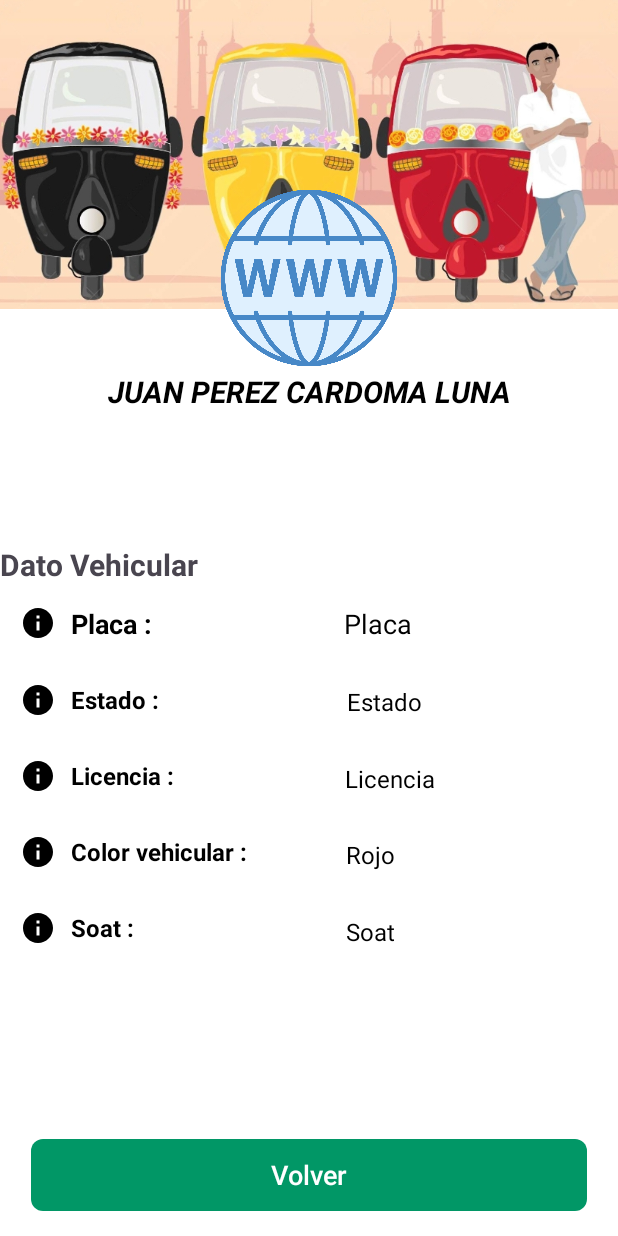
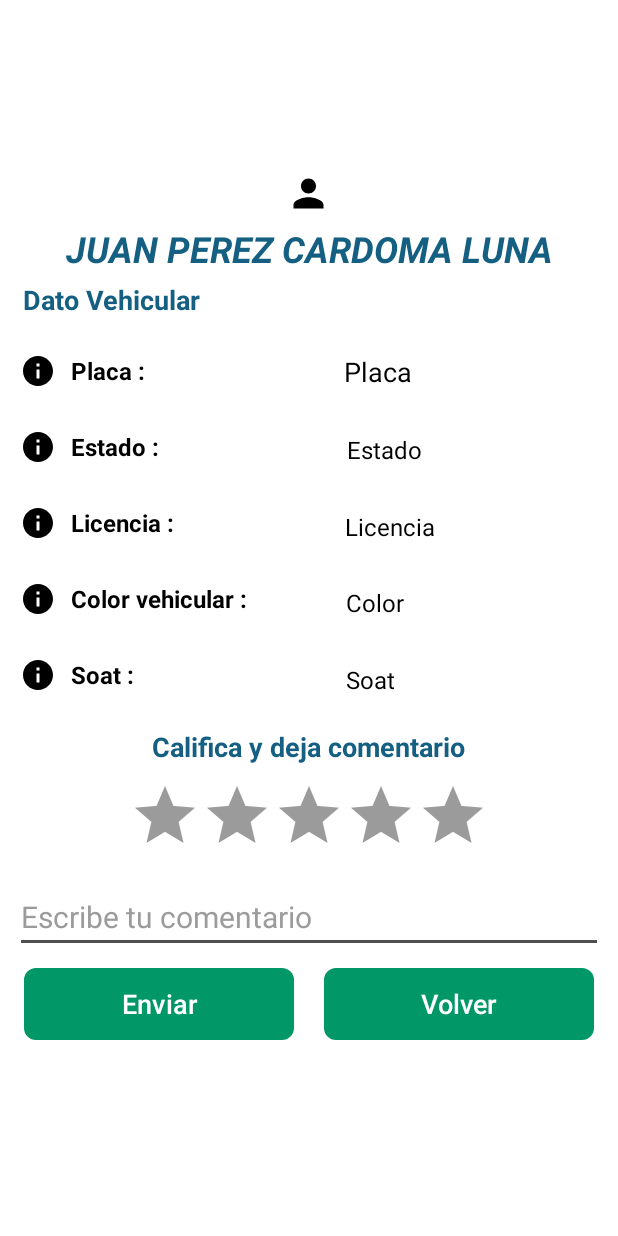
Before and after one commit to JoelVc09/AppControlMoto, an Android app: the InformacionConductor screen opened directly, with no data from a screen before it, on a phone screen of 412 x 824 dp. Run offline under Robolectric (Android 15) with nearby library versions, the phone set to English and light mode, and no system bars; our stand-ins replace Firebase (no records; nobody signed in at launch, a user with empty details on screens opened directly), Picasso; pictures from the network do not load.

Commit message:
Se configuro el envío de puntuación y comentario

```diff
--- a/app/src/main/res/drawable/qr_code_scanner_24.xml
+++ b/app/src/main/res/drawable/qr_code_scanner_24.xml
@@ -1,6 +1,6 @@
 <vector xmlns:android="http://schemas.android.com/apk/res/android"
     android:height="45dp"
-    android:tint="#000000"
+    android:tint="@color/title"
     android:viewportHeight="24"
     android:viewportWidth="24"
     android:width="45dp">
--- a/app/src/main/res/layout/activity_informacion_conductor.xml
+++ b/app/src/main/res/layout/activity_informacion_conductor.xml
@@ -9,39 +9,57 @@
     tools:context=".InformacionConductor">
 
 
+    <LinearLayout
+        android:layout_width="match_parent"
+        android:layout_height="wrap_content"
+        android:foregroundGravity="center"
+        android:gravity="center_vertical"
+        android:orientation="vertical"
+        app:layout_constraintBottom_toTopOf="@+id/guideline13"
+        app:layout_constraintEnd_toEndOf="parent"
+        app:layout_constraintStart_toStartOf="parent"
+        app:layout_constraintTop_toTopOf="parent">
+
         <ImageView
-        android:id="@+id/imageView6"
-        android:layout_width="0dp"
-        android:layout_height="0dp"
-        android:scaleType="centerCrop"
-        app:layout_constraintBottom_toTopOf="@+id/guideline9"
+            android:id="@+id/fotoconduct"
+            android:layout_width="wrap_content"
+            android:layout_height="wrap_content"
+            android:layout_gravity="center"
             app:layout_constraintEnd_toEndOf="parent"
-        app:layout_constraintHorizontal_bias="1.0"
             app:layout_constraintStart_toStartOf="parent"
             app:layout_constraintTop_toTopOf="parent"
-        app:srcCompat="@drawable/fondoinformacionconduc" />
+            app:srcCompat="@drawable/baseline_nombre" />
 
         <TextView
             android:id="@+id/txtName"
+            android:layout_width="match_parent"
+            android:layout_height="wrap_content"
+            android:layout_marginTop="5dp"
+            android:layout_marginBottom="5dp"
+            android:gravity="center"
+            android:text="JUAN PEREZ CARDOMA LUNA"
+            android:textColor="@color/title"
+            android:textSize="24sp"
+            android:textStyle="bold|italic" />
+
+        <TextView
+            android:id="@+id/textView"
             android:layout_width="wrap_content"
             android:layout_height="wrap_content"
-        android:text="JUAN PEREZ CARDOMA LUNA"
-        android:textColor="@color/black"
-        android:textSize="20sp"
-        android:textStyle="bold|italic"
-        app:layout_constraintEnd_toEndOf="parent"
-        app:layout_constraintStart_toStartOf="parent"
-        app:layout_constraintTop_toTopOf="@+id/guideline14" />
+            android:layout_marginBottom="10dp"
+            android:layout_marginStart="15dp"
+            android:text="Dato Vehicular "
+            android:textColor="@color/title"
+            android:textSize="18dp"
+            android:textStyle="bold" />
+
 
         <LinearLayout
             android:id="@+id/linearLayout2"
             android:layout_width="match_parent"
             android:layout_height="wrap_content"
-        android:orientation="horizontal"
-        app:layout_constraintBottom_toTopOf="@+id/btnregresarcoduct"
-        app:layout_constraintEnd_toEndOf="parent"
-        app:layout_constraintStart_toStartOf="parent"
-        app:layout_constraintTop_toBottomOf="@+id/txtName">
+            android:layout_marginBottom="10dp"
+            android:orientation="horizontal">
 
             <LinearLayout
                 android:layout_width="216dp"
@@ -60,7 +78,7 @@
                     android:padding="8dp"
                     android:text="Placa :"
                     android:textColor="@color/black"
-                android:textSize="18sp"
+                    android:textSize="16sp"
                     android:textStyle="bold" />
 
                 <!-- Dirección -->
@@ -177,7 +195,7 @@
                     android:drawablePadding="10dp"
                     android:gravity="center_vertical"
                     android:padding="9dp"
-                android:text="Rojo"
+                    android:text="Color"
                     android:textColor="@color/black"
                     android:textSize="16sp" />
 
@@ -199,38 +217,82 @@
 
         </LinearLayout>
 
-    <androidx.constraintlayout.widget.Guideline
-        android:id="@+id/guideline9"
+        <TextView
+            android:id="@+id/textView3"
             android:layout_width="wrap_content"
             android:layout_height="wrap_content"
-        android:orientation="horizontal"
-        app:layout_constraintGuide_percent="0.25" />
+            android:textColor="@color/title"
+            android:layout_gravity="center"
+            android:layout_marginBottom="10dp"
+            android:text="Califica y deja comentario"
+            android:textSize="18dp"
+            android:textStyle="bold" />
+
+        <RatingBar
+            android:id="@+id/ratingBar"
+            android:layout_width="wrap_content"
+            android:layout_height="wrap_content"
+            android:layout_marginBottom="10dp"
+            android:layout_gravity="center"
+            android:progressBackgroundTint="@color/hint"
+            android:progressTint="@color/yellow"
+            android:numStars="5"
+            android:rating="0" />
+
+        <EditText
+            android:id="@+id/et_comentario"
+            android:layout_width="match_parent"
+            android:layout_height="wrap_content"
+            android:hint="Escribe tu comentario"
+            android:textColorHint="@color/hint"
+            android:layout_marginBottom="10dp"
+            android:layout_marginStart="10dp"
+            android:layout_marginEnd="10dp"
+            android:textColor="@color/black"
+            android:textSize="20dp"
+            android:inputType="textMultiLine"
+            android:maxLength="600"
+            android:maxLines="5" />
+
+        <LinearLayout
+            android:layout_width="match_parent"
+            android:layout_height="match_parent"
+            android:layout_gravity="center_horizontal"
+            android:gravity="center"
+            android:orientation="horizontal">
+
+            <Button
+                android:id="@+id/btnGuardarComentario"
+                android:layout_width="180dp"
+                android:layout_height="match_parent"
+                android:background="@drawable/button_gradient"
+                android:layout_marginEnd="10dp"
+                android:text="Enviar"
+                android:textColor="@color/white"
+                android:textSize="18dp" />
+
+            <Button
+                android:id="@+id/btnregresarcoduct"
+                android:layout_width="180dp"
+                android:layout_height="wrap_content"
+                android:layout_marginStart="10dp"
+                android:background="@drawable/button_gradient"
+                android:text="Volver"
+                android:textColor="@color/white"
+                android:textSize="18dp" />
+
+        </LinearLayout> <!-- Calculando aprox. 6 caracteres por palabra -->
+
+    </LinearLayout>
+
 
     <androidx.constraintlayout.widget.Guideline
         android:id="@+id/guideline12"
         android:layout_width="wrap_content"
         android:layout_height="wrap_content"
         android:orientation="horizontal"
-        app:layout_constraintGuide_percent="0.150" />
+        app:layout_constraintGuide_end="621dp" />
 
-    <androidx.constraintlayout.widget.Guideline
-        android:id="@+id/guideline14"
-        android:layout_width="wrap_content"
-        android:layout_height="wrap_content"
-        android:orientation="horizontal"
-        app:layout_constraintGuide_percent="0.300" />
-
-    <Button
-        android:id="@+id/btnregresarcoduct"
-        android:layout_width="0dp"
-        android:layout_height="wrap_content"
-        android:text="Volver"
-        android:textSize="18dp"
-        android:textColor="@color/white"
-        android:background="@drawable/button_gradient"
-        app:layout_constraintBottom_toTopOf="@+id/guideline13"
-        app:layout_constraintEnd_toStartOf="@+id/guideline18"
-        app:layout_constraintStart_toStartOf="@+id/guideline17" />
 
     <androidx.constraintlayout.widget.Guideline
         android:id="@+id/guideline13"
@@ -239,15 +301,6 @@
         android:orientation="horizontal"
         app:layout_constraintGuide_percent="0.98" />
 
-    <ImageView
-        android:id="@+id/fotoconduct"
-        android:layout_width="0dp"
-        android:layout_height="0dp"
-        app:layout_constraintBottom_toTopOf="@+id/guideline14"
-        app:layout_constraintEnd_toEndOf="parent"
-        app:layout_constraintStart_toStartOf="parent"
-        app:layout_constraintTop_toTopOf="@+id/guideline12"
-        app:srcCompat="@drawable/www" />
 
     <androidx.constraintlayout.widget.Guideline
         android:id="@+id/guideline17"
@@ -263,17 +316,5 @@
         android:orientation="vertical"
         app:layout_constraintGuide_percent="0.95" />
 
-    <TextView
-        android:id="@+id/textView"
-        android:layout_width="wrap_content"
-        android:layout_height="wrap_content"
-        android:text="Dato Vehicular "
-        android:textSize="20dp"
-        android:textStyle="bold"
-        app:layout_constraintBottom_toTopOf="@+id/linearLayout2"
-        app:layout_constraintEnd_toEndOf="parent"
-        app:layout_constraintHorizontal_bias="0.0"
-        app:layout_constraintStart_toStartOf="parent" />
-
 
 </androidx.constraintlayout.widget.ConstraintLayout>
--- a/app/src/main/res/layout/activity_lector_qr.xml
+++ b/app/src/main/res/layout/activity_lector_qr.xml
@@ -58,6 +58,7 @@
         android:contentDescription="KlotinQRCodeSCanner"
         android:src="@drawable/baseline_qr"
         android:tintMode="multiply"
+        android:backgroundTint="@color/white"
         app:layout_anchor="@id/bottomApp"
         app:tint="@color/white" />
 
--- a/app/src/main/res/values/colors.xml
+++ b/app/src/main/res/values/colors.xml
@@ -5,6 +5,7 @@
     <color name="hint">#9b9b9b</color>
     <color name="title">#156082</color>
     <color name="red">#D12626</color>
+    <color name="yellow">#FFD700</color>
 
 
     <color name="colorPrimary">#019766</color>
```
Also changed, not shown: app/src/main/java/com/example/appcontrolmoto/InformacionConductor.kt (+76 -1 lines), app/src/main/java/com/example/appcontrolmoto/LectorQr.kt (+10 -0 lines), app/src/main/res/drawable/buttonrojo.xml (added, +10 -0 lines), app/src/main/res/drawable/rating_bar_star.xml (added, +8 -0 lines). Lines whose indentation alone changed are shown as unchanged.
